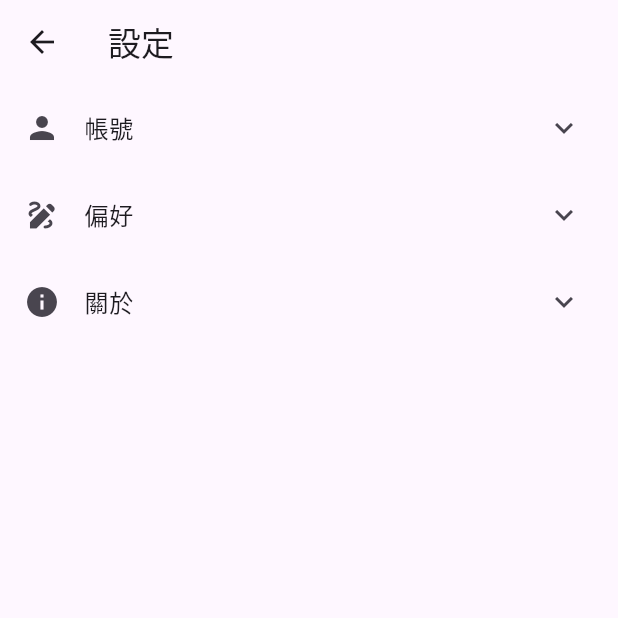
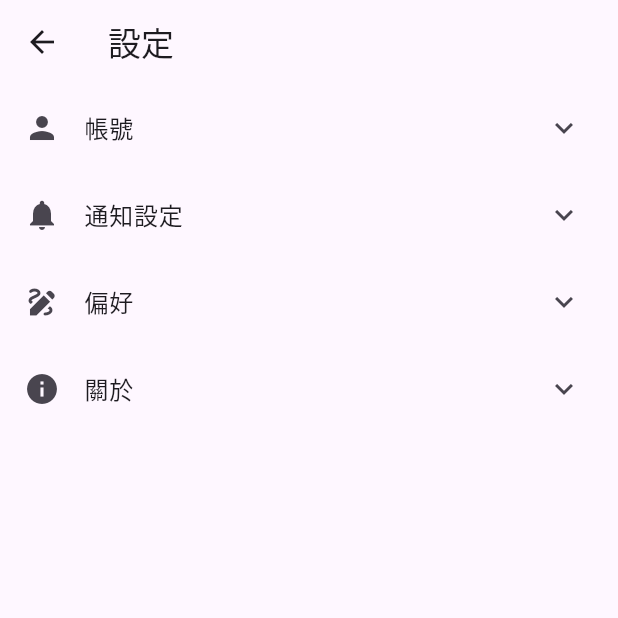
Before and after one commit to ToniXiang/SC2_myproject, a Flutter app: the SettingsPage screen opened directly, on a phone screen of 412 x 824 dp, the top half of it. Run offline on Flutter 3.47's test engine with Material 3 defaults, Android fonts, the phone set to English and light mode, and no system bars; our stand-ins replace flutter_secure_storage, shared_preferences; accounts and stored records are empty; project files that could hold a hidden picture were left out.

Commit message:
feat(flutter):新增進度條、設定功能

```diff
--- a/pratice0419/lib/home_page.dart
+++ b/pratice0419/lib/home_page.dart
@@ -99,12 +99,6 @@ class HomeScreen extends StatelessWidget {
               's1411232069@ad1.nutc.edu.tw',
               style: TextStyle(fontSize: 14, color: Colors.grey),
             ),
-            SizedBox(height: 4),
-            Text(
-              '軟體介紹: 這是一個簡單的購物應用程式。',
-              style: TextStyle(fontSize: 14, color: Colors.grey),
-              textAlign: TextAlign.center,
-            ),
           ],
         ),
       ),
--- a/pratice0419/lib/settings_page.dart
+++ b/pratice0419/lib/settings_page.dart
@@ -8,6 +8,13 @@ class SettingsPage extends StatefulWidget {
   SettingsPageState createState()=>SettingsPageState();
 }
 class SettingsPageState extends State<SettingsPage>{
+    void showSnackBar(String message) {
+    if (mounted) {
+      ScaffoldMessenger.of(context).showSnackBar(
+        SnackBar(content: Text(message)),
+      );
+    }
+  }
   @override
   Widget build(BuildContext context) {
     final themeNotifier = Provider.of<ThemeModeNotifier>(context);
@@ -38,8 +45,29 @@ class SettingsPageState extends State<SettingsPage>{
                         hintText: '輸入您的更改密碼',
                       ),
                     ),
+                    const SizedBox(height:8),
+                    TextButton(
+                      onPressed:(){
+                        showSnackBar("尚未完成的功能");
+                      },
+                      child:const Text("儲存設定")
+                    )
                   ],
                 ),
+              ),
+            ],
+          ),
+          ExpansionTile(
+            leading: const Icon(Icons.notifications),
+            title: const Text('通知設定'),
+            children: [
+              SwitchListTile(
+                title: const Text('啟用通知'),
+                value: false,
+                onChanged: (bool value) {
+                  // value ? "通知已啟用" : "通知已關閉";
+                  showSnackBar("尚未完成的功能");
+                },
               ),
             ],
           ),
@@ -66,7 +94,20 @@ class SettingsPageState extends State<SettingsPage>{
                           themeNotifier.setThemeMode(newValue);
                         }
                       },
-                    )
+                    ),
+                    DropdownButton<String>(
+                      value: '繁體中文',
+                      items: <String>['繁體中文', 'English']
+                          .map<DropdownMenuItem<String>>((String value) {
+                        return DropdownMenuItem<String>(
+                          value: value,
+                          child: Text(value),
+                        );
+                      }).toList(),
+                      onChanged: (String? newValue) {
+                        showSnackBar("尚未完成的功能");
+                      },
+                    ),
                   ],
                 ),
               ),
@@ -78,7 +119,23 @@ class SettingsPageState extends State<SettingsPage>{
             children:[
               Padding(
                 padding: const EdgeInsets.symmetric(vertical: 4.0),
-                child: Text("資工購物平台", style:TextStyle(fontSize: 14)),
+                child: Text("資工購物平台", style:TextStyle(fontSize: 14,fontWeight:FontWeight.bold)),
+              ),
+              Padding(
+                padding: EdgeInsets.all(16.0),
+                child: Column(
+                  crossAxisAlignment: CrossAxisAlignment.start,
+                  children: <Widget>[
+                    Text("軟體介紹: 這是一個簡單的購物應用程式。"),
+                    SizedBox(height: 8),
+                    Text("1.登入與註冊頁面"),
+                    Text("2.主頁面"),
+                    Text("3.商品列表"),
+                    Text("4.購物車內容"),
+                    Text("5.登出"),
+                    Text("6.設定"),
+                  ]
+                )
               ),
               InkWell(
                 onTap: () async {
```
Also changed, not shown: pratice0419/lib/login_page.dart (+24 -2 lines), 1 other file.
